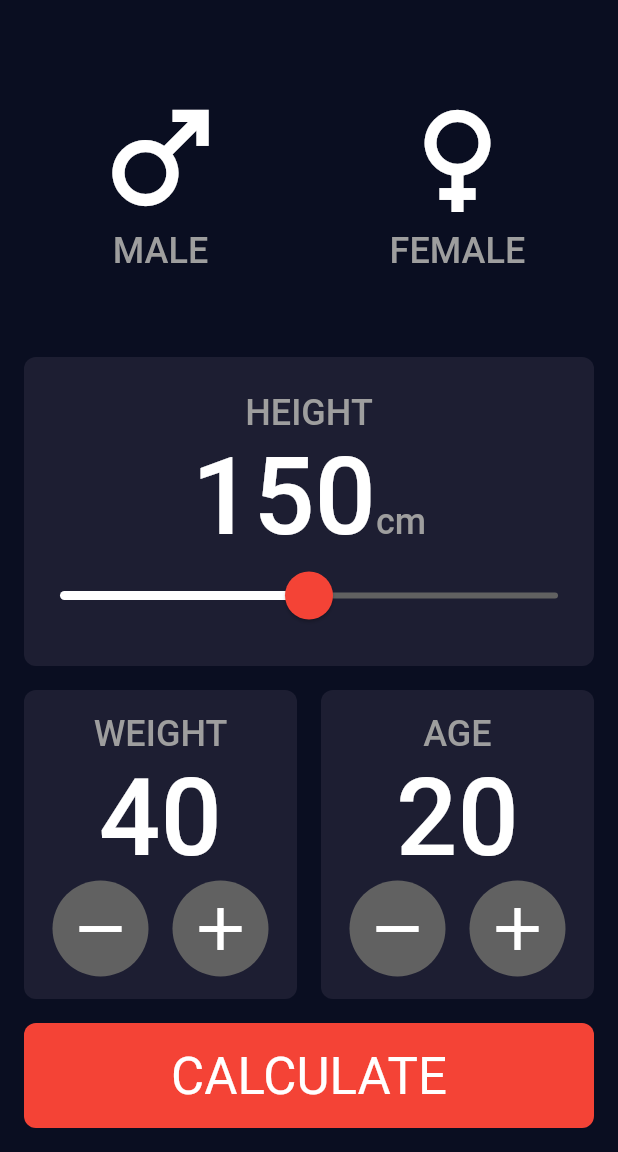
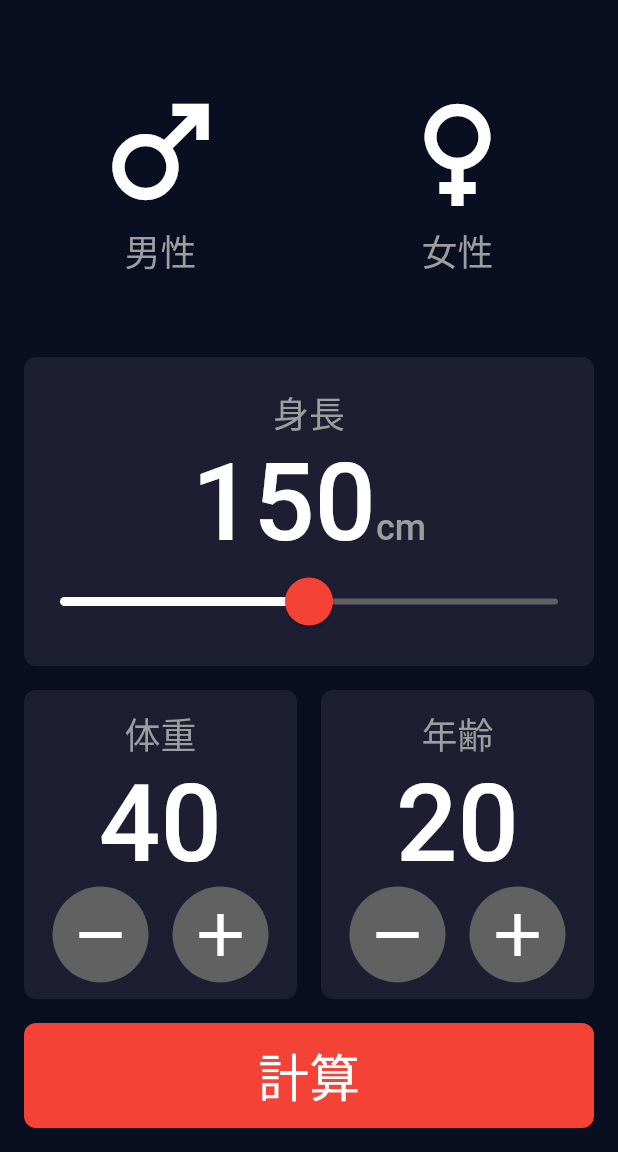
Before and after one commit to gentaro-wf/bmi_calculator, a Flutter app: the screen it shows after launch, on a phone screen of 412 x 824 dp, the part 84-1236 px from its top. Run offline on Flutter 3.47's test engine with Material 2 defaults, Android fonts, the phone set to English and light mode, and no system bars; our stand-ins replace flutter_riverpod.

Commit message:
bmi計算を追加

```diff
--- a/lib/src/provider/calc_value_provider.dart
+++ b/lib/src/models/person_info.dart
@@ -1,12 +1,16 @@
 import 'package:flutter_riverpod/flutter_riverpod.dart';
 
 enum Gender {
-  unknown,
-  male,
-  female,
+  unknown('未指定'),
+  male('男性'),
+  female('女性');
+
+  final String displayName;
+
+  const Gender(this.displayName);
 }
 
 final genderStateProvider = StateProvider<Gender>((_) => Gender.unknown);
-final heightStateProvider = StateProvider<double>((_) => 150.0);
+final heightStateProvider = StateProvider<int>((_) => 150);
 final weightStateProvider = StateProvider<int>((_) => 40);
 final ageStateProvider = StateProvider<int>((_) => 20);
--- a/lib/src/screens/widgets/custom_button.dart
+++ b/lib/src/screens/widgets/custom_button.dart
@@ -1,9 +1,9 @@
 import 'package:flutter/material.dart';
 import 'package:flutter_riverpod/flutter_riverpod.dart';
 import 'package:bmi_calculator/src/constraints/constants.dart';
-import 'package:bmi_calculator/src/provider/calc_value_provider.dart';
 import 'package:bmi_calculator/src/screens/result_screen.dart';
 import 'package:bmi_calculator/src/utils/hardcode.dart';
+import 'package:bmi_calculator/src/models/person_info.dart';
 
 class CalculateButton extends ConsumerWidget {
   const CalculateButton({super.key});
@@ -11,7 +11,7 @@ class CalculateButton extends ConsumerWidget {
   @override
   Widget build(BuildContext context, WidgetRef ref) {
     return _CustomButton(
-      title: 'CALCULATE'.hardcode,
+      title: '計算'.hardcode,
       onTap: () {
         ref.read(genderStateProvider);
         if (ref.read(genderStateProvider) == Gender.unknown) {
@@ -56,7 +56,7 @@ class ReCalculateButton extends StatelessWidget {
   @override
   Widget build(BuildContext context) {
     return _CustomButton(
-      title: 'RE-CALCULATE'.hardcode,
+      title: '再度計算'.hardcode,
       onTap: () => Navigator.of(context).pop(),
     );
   }
--- a/lib/src/screens/widgets/gender_widget.dart
+++ b/lib/src/screens/widgets/gender_widget.dart
@@ -1,7 +1,7 @@
 import 'package:flutter/material.dart';
 import 'package:flutter_riverpod/flutter_riverpod.dart';
-import 'package:bmi_calculator/src/provider/calc_value_provider.dart';
 import 'package:bmi_calculator/src/constraints/constants.dart';
+import 'package:bmi_calculator/src/models/person_info.dart';
 
 class MaleWidget extends ConsumerWidget {
   const MaleWidget({super.key});
@@ -74,7 +74,7 @@ class _GenderWidget extends StatelessWidget {
               size: 96.0,
             ),
             Text(
-              gender.name.toUpperCase(),
+              gender.displayName,
               style: Theme.of(context).textTheme.labelLarge,
             ),
           ],
--- a/lib/src/screens/widgets/height_widget.dart
+++ b/lib/src/screens/widgets/height_widget.dart
@@ -2,7 +2,7 @@ import 'package:flutter/material.dart';
 import 'package:flutter_riverpod/flutter_riverpod.dart';
 import 'package:bmi_calculator/src/constraints/constants.dart';
 import 'package:bmi_calculator/src/utils/hardcode.dart';
-import 'package:bmi_calculator/src/provider/calc_value_provider.dart';
+import 'package:bmi_calculator/src/models/person_info.dart';
 
 class HeightWidget extends ConsumerWidget {
   const HeightWidget({
@@ -24,7 +24,7 @@ class HeightWidget extends ConsumerWidget {
         mainAxisAlignment: MainAxisAlignment.center,
         children: [
           Text(
-            'HEIGHT'.hardcode,
+            '身長'.hardcode,
             style: Theme.of(context).textTheme.labelLarge,
           ),
           RichText(
@@ -40,11 +40,11 @@ class HeightWidget extends ConsumerWidget {
             ),
           ),
           Slider(
-            value: height,
+            value: height.toDouble(),
             min: 50,
             max: 250,
             onChanged: (value) {
-              ref.read(heightStateProvider.notifier).state = value;
+              ref.read(heightStateProvider.notifier).state = value.toInt();
             },
           ),
         ],
--- a/lib/src/screens/widgets/value_widget.dart
+++ b/lib/src/screens/widgets/value_widget.dart
@@ -1,7 +1,7 @@
 import 'package:flutter/material.dart';
 import 'package:flutter_riverpod/flutter_riverpod.dart';
-import 'package:bmi_calculator/src/provider/calc_value_provider.dart';
 import 'package:bmi_calculator/src/constraints/constants.dart';
+import 'package:bmi_calculator/src/models/person_info.dart';
 
 class WeightWidget extends ConsumerWidget {
   const WeightWidget({super.key});
@@ -11,7 +11,7 @@ class WeightWidget extends ConsumerWidget {
     final weight = ref.watch(weightStateProvider);
 
     return _ValueWidget(
-      title: 'WEIGHT',
+      title: '体重',
       value: weight,
       onAddTap: () => ref.read(weightStateProvider.notifier).state++,
       onMinusTap: () => ref.read(weightStateProvider.notifier).state--,
@@ -27,7 +27,7 @@ class AgeWidget extends ConsumerWidget {
     final age = ref.watch(ageStateProvider);
 
     return _ValueWidget(
-      title: 'AGE',
+      title: '年齢',
       value: age,
       onAddTap: () => ref.read(ageStateProvider.notifier).state++,
       onMinusTap: () => ref.read(ageStateProvider.notifier).state--,
```
Also changed, not shown: lib/src/models/bmi_result.dart (added, +43 -0 lines), lib/src/screens/result_screen.dart (+15 -2 lines).
